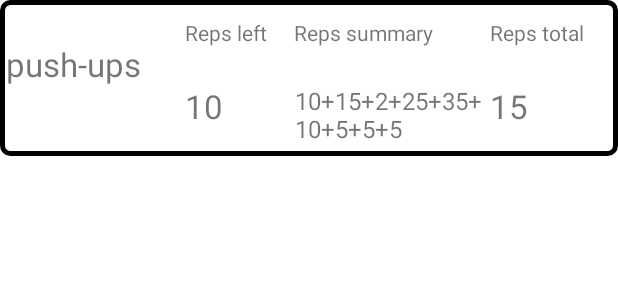
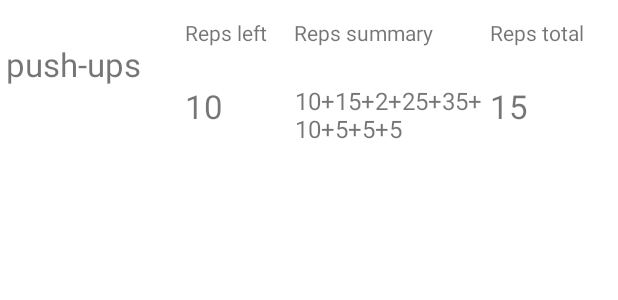
Before and after one commit to mariaanko/Workout-Rep-Counter, an Android app: the layout rep_items.xml on its own in the app's theme, with its tools: preview values and no code run, on a phone screen of 412 x 824 dp. Shown: the top 300 px of the screen. Run offline under Robolectric (Android 15) with nearby library versions, the phone set to English and light mode, and no system bars.

Commit message:
changed background color per request from users

```diff
--- a/app/src/main/res/layout/rep_items.xml
+++ b/app/src/main/res/layout/rep_items.xml
@@ -1,10 +1,8 @@
 <?xml version="1.0" encoding="utf-8"?>
 <androidx.constraintlayout.widget.ConstraintLayout xmlns:android="http://schemas.android.com/apk/res/android"
     xmlns:app="http://schemas.android.com/apk/res-auto"
-    xmlns:tools="http://schemas.android.com/tools"
     android:layout_width="match_parent"
-    android:layout_height="wrap_content"
-    android:background="@drawable/selector">
+    android:layout_height="wrap_content">
 
     <TextView
         android:id="@+id/workout_name"
--- a/app/src/main/res/values/themes.xml
+++ b/app/src/main/res/values/themes.xml
@@ -4,7 +4,7 @@
         <!-- Primary brand color. -->
         <item name="colorPrimary">@color/grey</item>
         <item name="colorPrimaryVariant">@color/grey_darker</item>
-        <item name="colorOnPrimary">@color/white</item>
+        <item name="colorOnPrimary">@color/black</item>
         <!-- Secondary brand color. -->
         <item name="colorSecondary">@color/grey</item>
         <item name="colorSecondaryVariant">@color/grey_darker</item>
```
